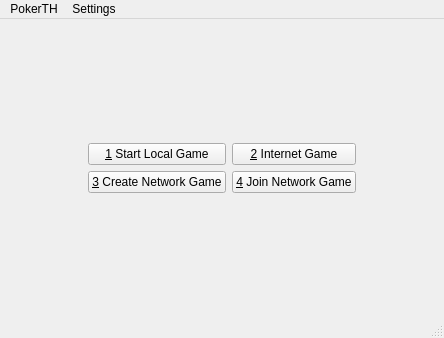
Above: src/gui/qt/startwindow.ui from pokerth/pokerth before the change. Below: the same form after it.
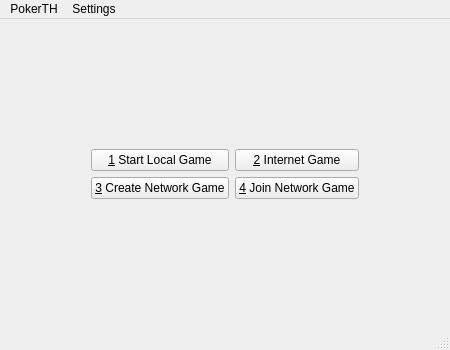
That is the form after the change. Icons and pictures are not drawn.

Commit message: startwindow bg gfx

What changed in the file:
```diff
--- a/src/gui/qt/startwindow.ui
+++ b/src/gui/qt/startwindow.ui
@@ -5,10 +5,22 @@
    <rect>
     <x>0</x>
     <y>0</y>
-    <width>444</width>
-    <height>338</height>
+    <width>450</width>
+    <height>350</height>
    </rect>
   </property>
+  <property name="minimumSize" >
+   <size>
+    <width>450</width>
+    <height>350</height>
+   </size>
+  </property>
+  <property name="maximumSize" >
+   <size>
+    <width>450</width>
+    <height>350</height>
+   </size>
+  </property>
   <property name="windowTitle" >
    <string>PokerTH 0.6.3 - The Open-Source Texas Holdem Engine</string>
   </property>
@@ -105,8 +117,8 @@
     <rect>
      <x>0</x>
      <y>0</y>
-     <width>444</width>
-     <height>30</height>
+     <width>450</width>
+     <height>23</height>
     </rect>
    </property>
    <widget class="QMenu" name="menuPokerTH" >
```
The commit also changes 2 other files.
